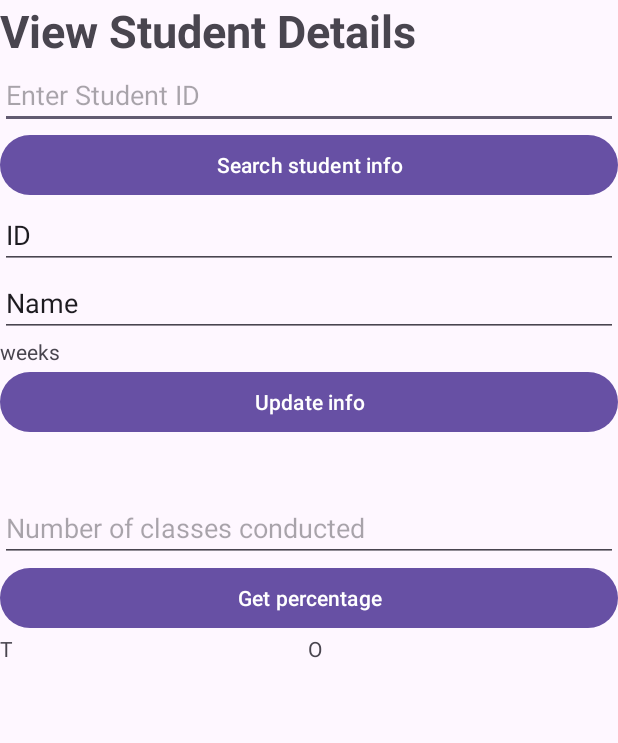
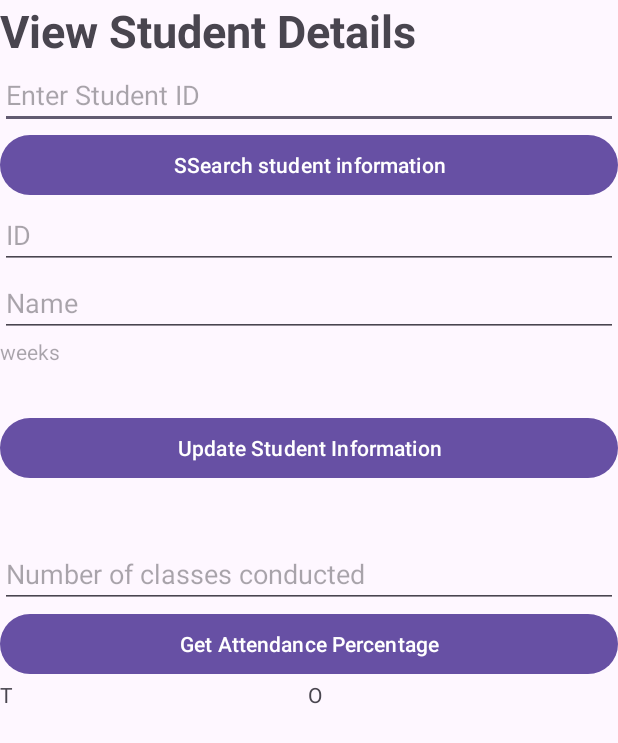
Before and after one commit to das361h/QrAttendance, an Android app: the ViewStudent screen opened directly, with no data from a screen before it, on a phone screen of 412 x 824 dp. Shown: the top 743 px of the screen. Run offline under Robolectric (Android 15) with nearby library versions, the phone set to English and light mode, and no system bars.

Commit message:
Added the views where individual student info can be viewed and edited

```diff
--- a/app/src/main/res/layout/activity_view_student.xml
+++ b/app/src/main/res/layout/activity_view_student.xml
@@ -25,10 +25,10 @@
         android:hint="Enter Student ID" />
 
     <Button
-        android:id="@+id/button1"
+        android:id="@+id/ssi"
         android:layout_width="match_parent"
         android:layout_height="wrap_content"
-        android:text="Search student info" />
+        android:text="SSearch student information" />
 
     <EditText
         android:id="@+id/editSID"
@@ -36,7 +36,7 @@
         android:layout_height="wrap_content"
         android:ems="10"
         android:inputType="text"
-        android:text="ID" />
+        android:hint="ID" />
 
     <EditText
         android:id="@+id/editSNAME"
@@ -44,26 +44,26 @@
         android:layout_height="wrap_content"
         android:ems="10"
         android:inputType="text"
-        android:text="Name" />
+        android:hint="Name" />
 
     <TextView
         android:id="@+id/weekAttended"
         android:layout_width="match_parent"
-        android:layout_height="wrap_content"
-        android:text="weeks" />
+        android:layout_height="50dp"
+        android:hint="weeks" />
 
     <Button
-        android:id="@+id/button2"
+        android:id="@+id/ui"
         android:layout_width="match_parent"
         android:layout_height="wrap_content"
-        android:text="Update info" />
+        android:text="Update Student Information" />
 
     <Space
         android:layout_width="match_parent"
         android:layout_height="37dp" />
 
     <EditText
-        android:id="@+id/classCount"
+        android:id="@+id/numClass"
         android:layout_width="match_parent"
         android:layout_height="wrap_content"
         android:ems="10"
@@ -71,10 +71,10 @@
         android:hint="Number of classes conducted" />
 
     <Button
-        android:id="@+id/button3"
+        android:id="@+id/gp"
         android:layout_width="match_parent"
         android:layout_height="wrap_content"
-        android:text="Get percentage" />
+        android:text="Get Attendance Percentage" />
 
     <LinearLayout
         android:layout_width="match_parent"
@@ -84,14 +84,14 @@
         <TextView
             android:id="@+id/online"
             android:layout_width="wrap_content"
-            android:layout_height="33dp"
+            android:layout_height="40dp"
             android:layout_weight="1"
             android:text="T" />
 
         <TextView
             android:id="@+id/total"
             android:layout_width="wrap_content"
-            android:layout_height="33dp"
+            android:layout_height="40dp"
             android:layout_weight="1"
             android:text="O" />
     </LinearLayout>
```
Also changed, not shown: app/src/main/java/com/das361h/qr_attendance/ViewStudent.java (+70 -11 lines).
